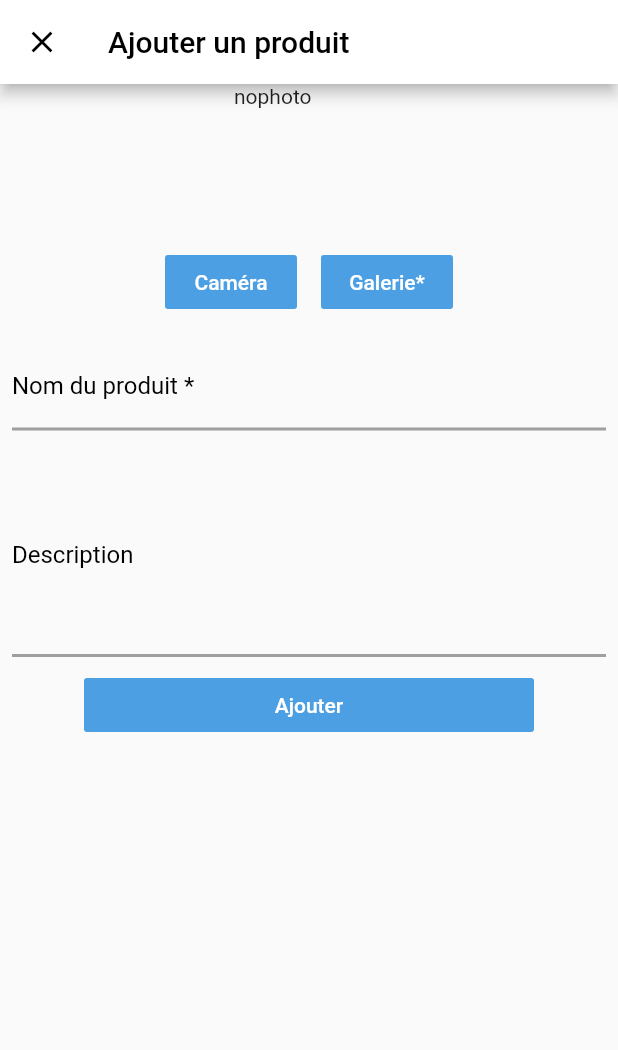
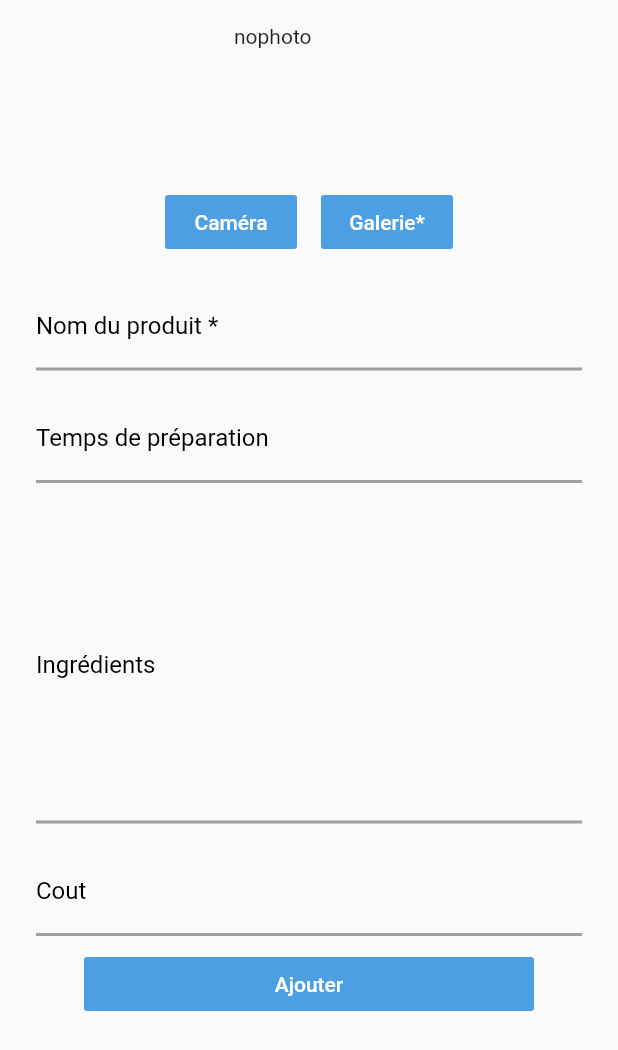
Before and after one commit to Kerlan/recipe, a Flutter app: the AddRecipePage widget shown alone on an empty page, opened directly, after a tap on "Ajouter", on a phone screen of 412 x 824 dp. Shown: the top 1050 px of the screen. Run offline on Flutter 3.47's test engine with Material 2 defaults, Android fonts, the light colour scheme and no system bars; our stand-ins replace currency_text_input_formatter, dio, firebase_core, firebase_storage, image_picker, transparent_image; accounts and stored records are empty; network calls fail.

Commit message:
kerlan le pd

```diff
--- a/kerlan/lib/addRecipePage.dart
+++ b/kerlan/lib/addRecipePage.dart
@@ -10,6 +10,8 @@ import 'recipe.dart';
 import 'dart:async';
 import 'package:http/http.dart' as http;
 import 'api/firebase_take_file.dart';
+import 'package:currency_text_input_formatter/currency_text_input_formatter.dart';
+import 'package:flutter/services.dart';
 
 class AddRecipePage extends StatefulWidget {
   @override
@@ -23,8 +25,12 @@ class AddRecipePage extends StatefulWidget {
 class _AddRecipePageState extends State<AddRecipePage> {
 //  final ScrollController _scrollController = ScrollController();
   String nomValue = "";
-  String descValue = "";
+  String timeValue = "";
+  String ingreValue = "";
+
   int validator = 0;
+  String costValue = "";
+
   final ScrollController _scrollController = ScrollController();
   List<File> imageFile = [];
   bool imageFill = false;
@@ -34,33 +40,47 @@ class _AddRecipePageState extends State<AddRecipePage> {
       source: source,
       imageQuality: 50,
     );
-    if (pickedFile != null)
+    if (pickedFile!.path != "") {
       setState(() {
         validator = 0;
         imageFile.add(File(pickedFile.path));
         imageFill = true;
       });
     }
+  }
 
   Future<void> sendProduct() async {
-    // var client = http.Client();
+    var client = http.Client();
     var dio = Dio();
+    List<String> photoName = [];
+    String destination = "";
 
     // print(logList);
     try {
-      final destination = "recipe/photo/" + nomValue;
-
-      var result = FirebaseApi.uploadFile(destination, imageFile[0]);
-      print(result);
-      // var response = await dio
-      //     .post('https://flutter-recipes-epitech.herokuapp.com/', data: {
-      //   nomValue,
-      //   "Kerlan PLUMASSEAU",
-      //   "gs://yomy-cfc3f.appspot.com/Recipe/photo/" + nomValue,
-      //   descValue,
-      //   false,
-      //   32
-      // });
+      for (int i = 0; i != imageFile.length; i++) {
+        destination = "recipe/photo/" + nomValue + "/" + i.toString();
+        var result = await FirebaseApi.uploadFile(destination, imageFile[i]);
+      }
+      List<FirebaseFile> futureFiles =
+          await FirebaseApi.listAll("recipe/photo/" + nomValue + "/");
+      for (int i = 0; futureFiles.length != i; i++) {
+        print("salllope");
+        photoName.add(futureFiles[i].url);
+      }
+      //"gs://yomy-cfc3f.appspot.com/recipe/photo/" + nomValue + ;
+      Map dataRecipe = {
+        'name': nomValue,
+        'cost': int.parse(costValue),
+        'cookingTime': timeValue,
+        'ingredients': ingreValue,
+        "pictures": photoName
+      };
+      dio.options.headers["Authorization"] =
+          "Bearer eyJhbGciOiJIUzI1NiIsInR5cCI6IkpXVCJ9.eyJlbWFpbCI6ImtAay5jb20iLCJ1c2VySWQiOiI2MzY4Y2Q3YzAwMGJkZDhhNDcwODY5NTEiLCJuYW1lIjoia2VybGFuIiwicm9sZSI6MiwiaWF0IjoxNjY3ODE4MjA4LCJleHAiOjE2Njg0MjMwMDh9.Z9k9b8WEl9etJQIUrhCNdnjzVB6Q4Xc33rUmsDGXoLM";
+      var response = await dio.post(
+        'https://flutter-recipes-epitech.herokuapp.com/recipes/new',
+        data: dataRecipe,
+      );
       // var url =
       //     "https://us-central1-yomy-cfc3f.cloudfunctions.net/productManageFit-user/fittinghome";
       // var response = await http.post(Uri.parse(url), body: data);
@@ -78,24 +98,8 @@ class _AddRecipePageState extends State<AddRecipePage> {
   _AddRecipePageState();
   @override
   Widget build(BuildContext context) {
-    return Scaffold(
-      appBar: AppBar(
-        title: const Text(
-          "Ajouter un produit",
-          style: TextStyle(
-            color: Colors.black,
-          ),
-        ),
-        backgroundColor: Colors.white,
-        leading: IconButton(
-            icon: Icon(Icons.clear),
-            color: Colors.black,
-            onPressed: () => {
-                  Navigator.pop(context, false),
-                }),
-      ),
-      body: SafeArea(
-        child: SingleChildScrollView(
+    return SingleChildScrollView(
+        padding: EdgeInsets.all(16.0),
         child: Column(
           children: [
             imageFill != false
@@ -212,20 +216,80 @@ class _AddRecipePageState extends State<AddRecipePage> {
               padding: const EdgeInsets.symmetric(horizontal: 8, vertical: 8),
               child: TextFormField(
                 onChanged: (text) {
-                    descValue = text;
+                  timeValue = text;
                 },
-                  maxLines: 5,
+                validator: (value) {
+                  if (value == null || value.length == 0) {
+                    return 'Veuillez entrez un nom';
+                  }
+                  return null;
+                },
+                decoration: const InputDecoration(
+                  enabledBorder: UnderlineInputBorder(
+                    borderSide: BorderSide(
+                        color: Color.fromARGB(93, 0, 0, 0), width: 2),
+                  ),
+                  labelText: 'Temps de préparation',
+                  labelStyle: TextStyle(
+                    fontSize: 16,
+                    color: Colors.black,
+                    //    color: Colors.white,
+                  ),
+                ),
+              ),
+            ),
+            Padding(
+              padding: const EdgeInsets.symmetric(horizontal: 8, vertical: 8),
+              child: TextFormField(
+                onChanged: (text) {
+                  ingreValue = text;
+                },
+                maxLines: 9,
                 keyboardType: TextInputType.multiline,
                 decoration: const InputDecoration(
                   enabledBorder: UnderlineInputBorder(
                     borderSide: BorderSide(
                         color: Color.fromARGB(93, 0, 0, 0), width: 2),
                   ),
-                    labelText: 'Description',
+                  labelText: 'Ingrédients',
                   labelStyle: TextStyle(
                     fontSize: 16,
                     color: Colors.black,
                     //  color: Colors.white,
+                  ),
+                ),
+              ),
+            ),
+            Padding(
+              padding: EdgeInsets.symmetric(horizontal: 8, vertical: 8),
+              child: TextFormField(
+                onChanged: (text) {
+                  print(
+                      'jdsndkjqsndjksqndkjqsndjksqndjksqndjsqndjksqndjqsnd,qsd n,sqd ,nqs');
+
+                  print(text);
+                  print(
+                      'jdsndkjqsndjksqndkjqsndjksqndjksqndjsqndjksqndjqsnd,qsd n,sqd ,nqs');
+
+                  costValue = text.toString();
+                },
+                keyboardType: TextInputType.numberWithOptions(decimal: false),
+                inputFormatters: <TextInputFormatter>[
+                  // for below version 2 use this
+                  FilteringTextInputFormatter.allow(RegExp(r'[0-9]')),
+// for version 2 and greater youcan also use this
+                  FilteringTextInputFormatter.digitsOnly
+                ],
+                decoration: InputDecoration(
+                  enabledBorder: UnderlineInputBorder(
+                    borderSide: BorderSide(
+                        color: Color.fromARGB(93, 0, 0, 0), width: 2),
+                  ),
+                  labelText: 'Cout',
+                  labelStyle: TextStyle(
+                    color: Colors.black,
+                    fontSize: 16,
+                    //    color: Colors.white,
                   ),
                 ),
               ),
@@ -258,9 +322,6 @@ class _AddRecipePageState extends State<AddRecipePage> {
               ),
             ),
           ],
-          ),
-        ),
-      ),
-    );
+        ));
   }
 }
--- a/kerlan/pubspec.yaml
+++ b/kerlan/pubspec.yaml
@@ -41,6 +41,8 @@ dependencies:
   cloud_firestore_platform_interface: ^5.5.1
   path_provider: ^2.0.8
   firebase_core_platform_interface: ^4.5.1 # note removed ^
+  currency_text_input_formatter: ^2.1.5
+  transparent_image: ^1.0.0
 
 dev_dependencies:
   flutter_test:
```
Also changed, not shown: kerlan/lib/favoriteWidget.dart (added, +42 -0 lines), kerlan/lib/listView.dart (added, +127 -0 lines), kerlan/lib/main.dart (+11 -2 lines), kerlan/lib/navbar.dart (added, +90 -0 lines), kerlan/lib/recipeScreen.dart (added, +90 -0 lines), kerlan/pubspec.lock, 2 other files. Lines whose indentation alone changed are shown as unchanged.
